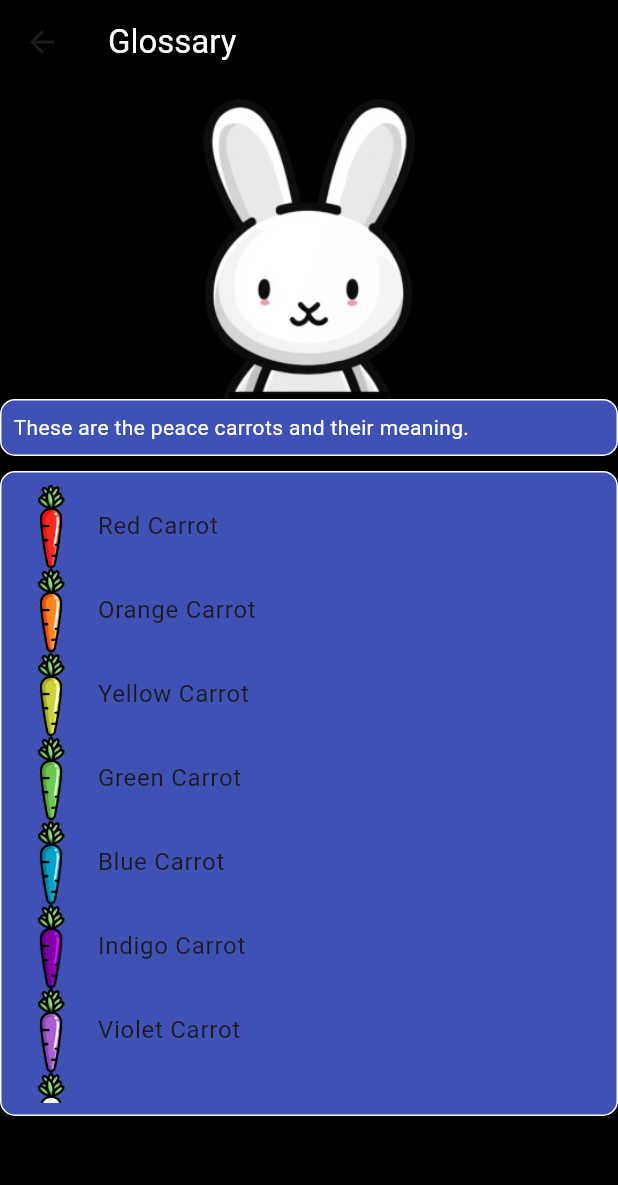
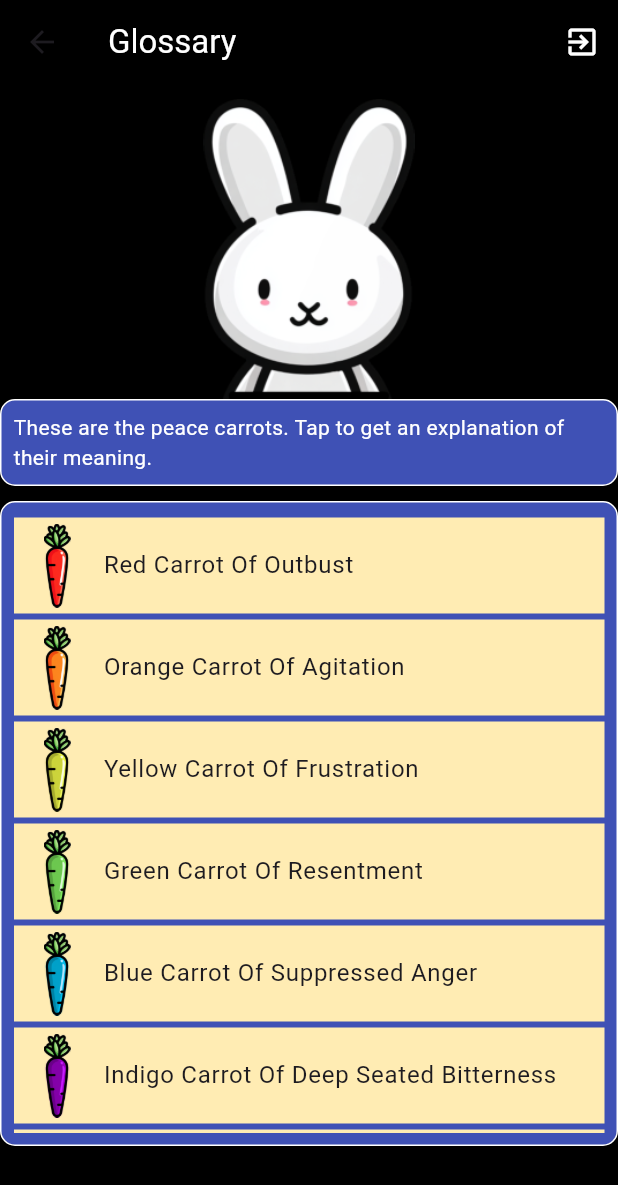
Before and after one commit to ChrisBriant/flutter_peace_carrots, a Flutter app: the GlossaryScreen screen opened by its route, on a phone screen of 412 x 824 dp. Shown: the top 1185 px of the screen. Run offline on Flutter 3.47's test engine with Material 3 defaults, Android fonts, the phone set to English and light mode, and no system bars; our stand-ins replace loggy, permission_handler, share_plus, sqflite; missing offline and left inert: fast_contacts; accounts and stored records are empty.

Commit message:
Worked on Glossary screen to make it look prettier

```diff
--- a/lib/screens/glossaryscreen.dart
+++ b/lib/screens/glossaryscreen.dart
@@ -1,6 +1,7 @@
 import 'package:flutter/material.dart';
 import 'package:loggy/loggy.dart';
 import 'package:peacecarrots/utils/utils.dart';
+import 'package:peacecarrots/widgets/carrotdisplaywidget.dart';
 import '../widgets/textboxwidget.dart';
 import '../widgets/boxcontent.dart';
 
@@ -14,12 +15,17 @@ class GlossaryScreen extends StatelessWidget {
     List<String> colors = AppUtils.angerCarrots.keys.toList();
 
     logInfo("Colors $colors");
-    print("HELLO");
 
     return Scaffold(
       appBar: AppBar(
         title: const Text("Glossary", style: TextStyle(color: Colors.white)),
         backgroundColor: Colors.black,
+        actions: [
+          IconButton(
+            onPressed: () => Navigator.of(context).popAndPushNamed('/carrotdisplayscreen'),
+            icon: Icon(Icons.exit_to_app, color: Colors.white,),
+          )
+        ],
       ),
       body: SingleChildScrollView(
         child: Column(
@@ -27,7 +33,7 @@ class GlossaryScreen extends StatelessWidget {
             const SizedBox(height: 10,),
             Image.asset('assets/rabbit_mascot_head_and_torso.png', height: 200,),
             TextBoxWidget(
-              text: 'These are the peace carrots and their meaning.',
+              text: 'These are the peace carrots. Tap to get an explanation of their meaning.',
               backgroundColor: Colors.indigo,
               textColor: Colors.white,
               size: 14,
@@ -42,10 +48,43 @@ class GlossaryScreen extends StatelessWidget {
                 height: MediaQuery.of(context).size.height * .5,
                 child: ListView.builder(
                   itemCount: colors.length,
-                  itemBuilder: (ctx,idx) => ListTile(
-                    leading: Image.asset('assets/${colors[idx]}_carrot.png'),
-                    title: Text('${AppUtils.capitalize(colors[idx])} Carrot'),
-                  )
+                  itemBuilder: (ctx,idx) {
+                    String carrotDescription = AppUtils.capitalizeFirstOfEach(AppUtils.peaceCarrots[colors[idx]]["name"]);
+
+                    return Container(
+                        padding: EdgeInsets.all(4),
+                        margin: EdgeInsets.symmetric(vertical: 2),
+                        decoration: BoxDecoration(
+                          color: Colors.amber.shade100
+                        ),
+                        child: ListTile(
+                          onTap: () => showDialog(
+                            context: ctx,
+                            builder: (ctx) => AlertDialog(
+                              title: Text(
+                                "${AppUtils.capitalize(colors[idx])} Carrot",
+                                textAlign: TextAlign.center,
+                                style: TextStyle(
+                                  fontWeight: FontWeight.bold
+                                ),
+                              ),
+                              content: CarrotDisplayWidget(carrotColor: colors[idx], showOnlyAngerText: true, showCarrotTitle: true,),
+                              actionsAlignment: MainAxisAlignment.center,
+                              actions: [
+                                ElevatedButton(
+                                  onPressed: () => Navigator.of(ctx).pop(),
+                                  child: const Text("Ok")
+                                )
+                              ],
+                            )
+                          ),
+                          leading: Image.asset('assets/${colors[idx]}_carrot.png'),
+                          //title: Text('${AppUtils.capitalize(colors[idx])} Carrot'),
+                          title: Text(carrotDescription),
+                        ),
+                      );
+
+                  }
                 ),
               )
             ),
--- a/lib/utils/utils.dart
+++ b/lib/utils/utils.dart
@@ -140,4 +140,16 @@ class AppUtils {
     );
   }
 
+  static String capitalizeFirstOfEach(String input) {
+    if (input.isEmpty) {
+      return input;
+    }
+    return input.split(' ').map((word) {
+      if (word.isEmpty) {
+        return '';
+      }
+      return word[0].toUpperCase() + word.substring(1).toLowerCase();
+    }).join(' ');
+  }
+
 }
```
Also changed, not shown: lib/widgets/carrotdisplaywidget.dart (+19 -2 lines).
